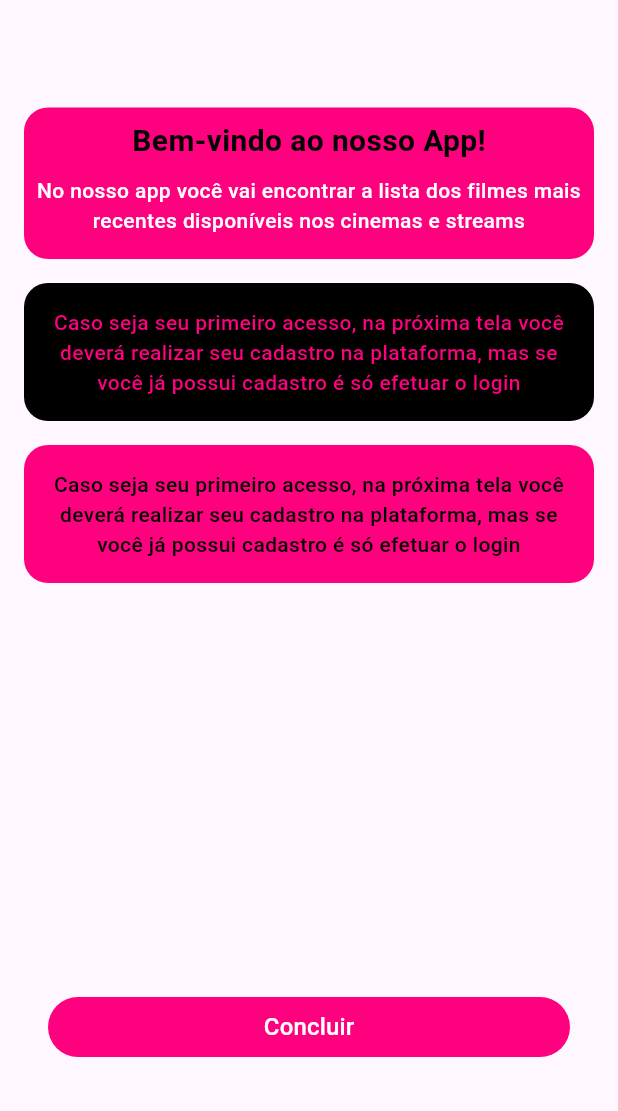
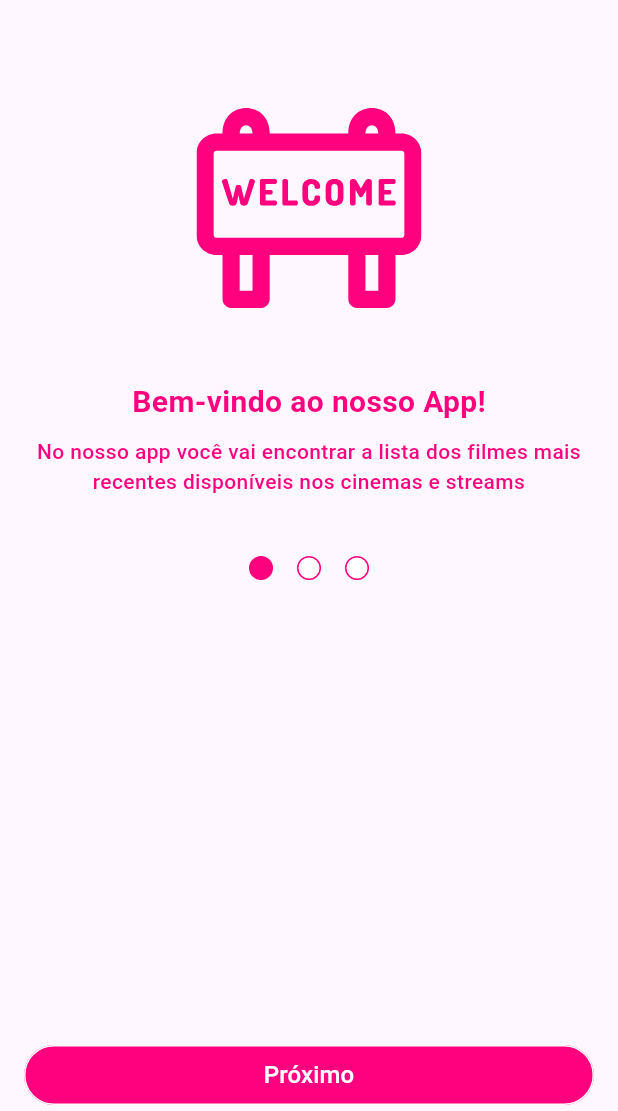
Before and after one commit to Maurilio-David/hanzo, a Flutter app: the screen it shows after launch, on a phone screen of 412 x 824 dp, the part 125-1236 px from its top. Run offline on Flutter 3.47's test engine with Material 3 defaults, Android fonts, the phone set to English and light mode, and no system bars; our stand-ins replace bloc, equatable, firebase_core, flutter_bloc, flutter_svg, shared_preferences; accounts and stored records are empty.

Commit message:
Add onboarding feature and authentication with Firebase
- Added new SVG assets for onboarding screens.
- Modified assets.dart to include new images.
- Updated strings.dart with new onboarding text.
- Implemented authentication bloc for user sign-in and sign-up.
- Created onboarding bloc to manage onboarding states and events.
- Reorganized bloc files, removing old onboarding bloc and adding new one.
- Updated main.dart to initialize Firebase and handle onboarding check.
- Refactored onboarding_screen.dart to use new onboarding bloc.
- Added progress widget for onboarding progress indication.
- Modified widgets and router for consistency with new features.
- Updated app colors and other minor theme adjustments.
- Updated pubspec.yaml and pubspec.lock to include new dependencies.

```diff
--- a/lib/consts/assets.dart
+++ b/lib/consts/assets.dart
@@ -1,3 +1,7 @@
 class Assets {
   static String logo = 'lib/assets/images/logo-hanzo.svg';
+  static String welcome = 'lib/assets/images/welcome-svgrepo-com.svg';
+  static String register =
+      'lib/assets/images/judicial-examination-svgrepo-com.svg';
+  static String movies = 'lib/assets/images/movie-svgrepo-com.svg';
 }
--- a/lib/consts/strings.dart
+++ b/lib/consts/strings.dart
@@ -6,7 +6,8 @@ class Strings {
       'Caso seja seu primeiro acesso, na próxima tela você deverá realizar seu cadastro na plataforma, mas se você já possui cadastro é só efetuar o login';
   static String instructionTwo =
       'Após se cadastrar e efetuar o login você já terá acesso a nossa lista de filmes com os principais destaques, caso você queira buscar por um filme específico poderá digitar no campo de busca';
-  static String next = 'Proxímo';
+  static String next = 'Próximo';
+  static String previous = 'Anterior';
   static String conclude = 'Concluir';
   static String enter = 'Entrar';
   static String enterWithGoogle = 'Entrar com Google';
--- /dev/null
+++ b/lib/data/blocs/auth/auth.dart
@@ -0,0 +1,3 @@
+export 'auth_bloc.dart';
+export 'auth_event.dart';
+export 'auth_state.dart';
--- /dev/null
+++ b/lib/data/blocs/blocs.dart
@@ -0,0 +1,2 @@
+export 'auth/auth.dart';
+export 'onboarding/onboarding.dart';
--- /dev/null
+++ b/lib/data/blocs/onboarding/onboarding.dart
@@ -0,0 +1 @@
+export 'onboarding_bloc.dart';
--- /dev/null
+++ b/lib/data/blocs/onboarding/onboarding_bloc.dart
@@ -0,0 +1,25 @@
+import 'package:bloc/bloc.dart';
+import 'package:equatable/equatable.dart';
+import 'package:shared_preferences/shared_preferences.dart';
+
+part 'onboarding_event.dart';
+part 'onboarding_state.dart';
+
+class OnboardingBloc extends Bloc<OnboardingEvent, OnboardingState> {
+  OnboardingBloc() : super(const ShowOnboarding(0)) {
+    completedOnboarding() async {
+      final prefs = await SharedPreferences.getInstance();
+      await prefs.setBool('onboardingComplete', true);
+      print('chamou');
+    }
+
+    on<ControllerPage>((event, emit) {
+      emit(const LoadingOnboarding());
+      emit(ShowOnboarding(event.page));
+    });
+
+    on<CompletedOnboarding>((event, emit) {
+      completedOnboarding();
+    });
+  }
+}
--- /dev/null
+++ b/lib/data/blocs/onboarding/onboarding_event.dart
@@ -0,0 +1,15 @@
+part of 'onboarding_bloc.dart';
+
+abstract class OnboardingEvent extends Equatable {
+  const OnboardingEvent();
+  @override
+  List<Object> get props => [];
+}
+
+class ControllerPage extends OnboardingEvent {
+  final int page;
+
+  const ControllerPage({required this.page});
+}
+
+class CompletedOnboarding extends OnboardingEvent {}
--- /dev/null
+++ b/lib/data/blocs/onboarding/onboarding_state.dart
@@ -0,0 +1,17 @@
+part of 'onboarding_bloc.dart';
+
+abstract class OnboardingState extends Equatable {
+  const OnboardingState();
+  @override
+  List<Object> get props => [];
+}
+
+class ShowOnboarding extends OnboardingState {
+  final int page;
+
+  const ShowOnboarding(this.page) : super();
+}
+
+class LoadingOnboarding extends OnboardingState {
+  const LoadingOnboarding() : super();
+}
--- a/lib/main.dart
+++ b/lib/main.dart
@@ -1,5 +1,7 @@
 import 'package:flutter/material.dart';
 import 'package:firebase_core/firebase_core.dart';
+import 'package:flutter_bloc/flutter_bloc.dart';
+import 'data/blocs/blocs.dart';
 import 'firebase_options.dart';
 import 'router/app_router.dart';
 
@@ -23,14 +25,21 @@ class MyApp extends StatelessWidget {
 
   @override
   Widget build(BuildContext context) {
-    return MaterialApp(
-      debugShowCheckedModeBanner: false,
-      title: 'Flutter Demo',
-      theme: ThemeData(
-        colorScheme: ColorScheme.fromSeed(seedColor: Colors.deepPurple),
-        useMaterial3: true,
+    return MultiBlocProvider(
+      providers: [
+        BlocProvider(
+          create: (context) => OnboardingBloc(),
+        ),
+      ],
+      child: MaterialApp(
+        debugShowCheckedModeBanner: false,
+        title: 'Hanzo',
+        theme: ThemeData(
+          colorScheme: ColorScheme.fromSeed(seedColor: Colors.deepPurple),
+          useMaterial3: true,
+        ),
+        onGenerateRoute: appRouter.onGenerateRoute,
       ),
-      onGenerateRoute: appRouter.onGenerateRoute,
     );
   }
 }
--- a/lib/pages/onboarding/onboarding_screen.dart
+++ b/lib/pages/onboarding/onboarding_screen.dart
@@ -1,89 +1,167 @@
 import 'package:flutter/material.dart';
+import 'package:flutter_bloc/flutter_bloc.dart';
 import 'package:flutter_svg/flutter_svg.dart';
-import 'package:shared_preferences/shared_preferences.dart';
+
+import '../../data/blocs/blocs.dart';
+import '../../consts/consts.dart';
+import '../../theme/theme.dart';
 
 import '../pages.dart';
 
-import '../../consts/consts.dart';
-import '../../theme/theme.dart';
-
 class OnboardingScreen extends StatelessWidget {
   const OnboardingScreen({super.key});
-
-  Future<void> _completeOnboarding(BuildContext context) async {
-    final prefs = await SharedPreferences.getInstance();
-    await prefs.setBool('onboardingComplete', true);
-    Navigator.pushReplacementNamed(context, '/singIn');
-  }
 
   @override
   Widget build(BuildContext context) {
     return Scaffold(
       body: SafeArea(
-        child: CustomScrollView(
+        child: BlocBuilder<OnboardingBloc, OnboardingState>(
+            bloc: context.read<OnboardingBloc>(),
+            builder: (context, state) {
+              if (state is ShowOnboarding) {
+                return CustomScrollView(
                   physics: const BouncingScrollPhysics(),
                   slivers: [
                     SliverPadding(
-              padding: const EdgeInsets.symmetric(horizontal: 16, vertical: 32),
-              sliver: SliverList.list(
-                children: [
+                      padding: const EdgeInsets.symmetric(
+                          horizontal: 16, vertical: 32),
+                      sliver: SliverList(
+                        delegate: SliverChildListDelegate(
+                          [
                             SvgPicture.asset(
                               Assets.logo,
                             ),
                           ],
                         ),
                       ),
+                    ),
                     SliverPadding(
-              padding: const EdgeInsets.symmetric(horizontal: 16, vertical: 32),
-              sliver: SliverList.list(
+                      padding: const EdgeInsets.symmetric(
+                          horizontal: 16, vertical: 32),
+                      sliver: SliverList(
+                        delegate: SliverChildListDelegate(
+                          [
+                            if (state.page == 0) ...[
+                              Center(
+                                child: Column(
+                                  mainAxisAlignment: MainAxisAlignment.center,
+                                  crossAxisAlignment:
+                                      CrossAxisAlignment.stretch,
                                   children: [
+                                    SvgPicture.asset(
+                                      Assets.welcome,
+                                      width: 150,
+                                    ),
+                                    const SizedBox(height: 24),
+                                    CardWidget(
+                                      color: transparent,
+                                      title: Strings.welcome,
+                                      titleColor: primaryColor,
+                                      subtitle: Strings.descriptionApp,
+                                      subTitleColor: primaryColor,
+                                    ),
+                                    const SizedBox(height: 16),
+                                    const ProgressWidget(
+                                      progress: 1,
+                                    ),
+                                  ],
+                                ),
+                              ),
+                            ] else if (state.page == 1) ...[
                               Center(
                                 child: Column(
                                   mainAxisAlignment: MainAxisAlignment.center,
                                   children: [
+                                    SvgPicture.asset(
+                                      Assets.register,
+                                      width: 150,
+                                    ),
+                                    const SizedBox(height: 24),
                                     CardWidget(
-                          title: Strings.welcome,
-                          titleColor: darkColor,
-                          subtitle: Strings.descriptionApp,
-                          subTitleColor: secondaryColor,
-                        ),
-                        CardWidget(
-                          color: darkColor,
+                                      color: transparent,
                                       subtitle: Strings.instructionOne,
                                       subTitleColor: primaryColor,
                                     ),
+                                    const SizedBox(height: 16),
+                                    const ProgressWidget(
+                                      progress: 2,
+                                    ),
+                                  ],
+                                ),
+                              )
+                            ] else if (state.page == 2) ...[
+                              Center(
+                                child: Column(
+                                  mainAxisAlignment: MainAxisAlignment.center,
+                                  children: [
+                                    SvgPicture.asset(
+                                      Assets.movies,
+                                      width: 150,
+                                    ),
+                                    const SizedBox(height: 24),
                                     CardWidget(
-                          subtitle: Strings.instructionOne,
-                          subTitleColor: darkColor,
+                                      color: transparent,
+                                      subtitle: Strings.instructionTwo,
+                                      subTitleColor: primaryColor,
+                                    ),
+                                    const SizedBox(height: 16),
+                                    const ProgressWidget(
+                                      progress: 3,
                                     ),
                                   ],
                                 ),
                               ),
                             ],
+                          ],
+                        ),
                       ),
                     ),
                     SliverPadding(
-              padding: const EdgeInsets.all(16),
+                      padding: const EdgeInsets.symmetric(
+                          horizontal: 16, vertical: 8),
                       sliver: SliverFillRemaining(
                         hasScrollBody: false,
-                child: Padding(
-                  padding:
-                      const EdgeInsets.symmetric(horizontal: 16, vertical: 32),
                         child: Column(
                           mainAxisAlignment: MainAxisAlignment.end,
                           crossAxisAlignment: CrossAxisAlignment.stretch,
                           children: [
                             Cbutton(
-                        text: Strings.conclude,
-                        onPressed: () => _completeOnboarding(context),
-                      )
+                              text: state.page == 2
+                                  ? Strings.conclude
+                                  : Strings.next,
+                              onPressed: state.page == 2
+                                  ? () {
+                                      context.read<OnboardingBloc>().add(
+                                            CompletedOnboarding(),
+                                          );
+                                      Navigator.pushReplacementNamed(
+                                          context, '/singIn');
+                                    }
+                                  : () => context.read<OnboardingBloc>().add(
+                                        ControllerPage(page: state.page + 1),
+                                      ),
+                            ),
+                            if (state.page > 0)
+                              Cbutton(
+                                text: Strings.previous,
+                                onPressed: () =>
+                                    context.read<OnboardingBloc>().add(
+                                          ControllerPage(page: state.page - 1),
+                                        ),
+                                secondButton: true,
+                              ),
                           ],
                         ),
                       ),
                     ),
-            )
                   ],
-        ),
+                );
+              } else {
+                return const Center(
+                  child: CircularProgressIndicator(),
+                );
+              }
+            }),
       ),
     );
   }
--- /dev/null
+++ b/lib/pages/onboarding/widgets/progress_widget.dart
@@ -0,0 +1,48 @@
+import 'package:flutter/material.dart';
+
+import '../../../theme/theme.dart';
+
+class ProgressWidget extends StatelessWidget {
+  const ProgressWidget({super.key, required this.progress});
+
+  final int progress;
+
+  @override
+  Widget build(BuildContext context) {
+    return Row(
+      mainAxisAlignment: MainAxisAlignment.center,
+      children: [
+        Container(
+          margin: const EdgeInsets.symmetric(horizontal: 8),
+          height: 16,
+          width: 16,
+          decoration: BoxDecoration(
+            color: progress == 1 ? primaryColor : secondaryColor,
+            border: Border.all(color: primaryColor),
+            borderRadius: BorderRadius.circular(50),
+          ),
+        ),
+        Container(
+          margin: const EdgeInsets.symmetric(horizontal: 8),
+          height: 16,
+          width: 16,
+          decoration: BoxDecoration(
+            color: progress == 2 ? primaryColor : secondaryColor,
+            border: Border.all(color: primaryColor),
+            borderRadius: BorderRadius.circular(50),
+          ),
+        ),
+        Container(
+          margin: const EdgeInsets.symmetric(horizontal: 8),
+          height: 16,
+          width: 16,
+          decoration: BoxDecoration(
+            color: progress == 3 ? primaryColor : secondaryColor,
+            border: Border.all(color: primaryColor),
+            borderRadius: BorderRadius.circular(50),
+          ),
+        ),
+      ],
+    );
+  }
+}
--- a/lib/pages/onboarding/widgets/widgets.dart
+++ b/lib/pages/onboarding/widgets/widgets.dart
@@ -1 +1,2 @@
 export 'card_widget.dart';
+export 'progress_widget.dart';
--- a/lib/pages/widgets/cbutton.dart
+++ b/lib/pages/widgets/cbutton.dart
@@ -3,17 +3,25 @@ import 'package:flutter/material.dart';
 import '../../theme/theme.dart';
 
 class Cbutton extends StatelessWidget {
-  const Cbutton({super.key, required this.text, required this.onPressed});
+  const Cbutton(
+      {super.key,
+      required this.text,
+      required this.onPressed,
+      this.secondButton = false});
 
   final String text;
   final VoidCallback? onPressed;
+  final bool secondButton;
 
   @override
   Widget build(BuildContext context) {
     return ElevatedButton(
       style: ElevatedButton.styleFrom(
-        backgroundColor: primaryColor,
-        foregroundColor: secondaryColor,
+        backgroundColor: secondButton ? secondaryColor : primaryColor,
+        side: BorderSide(
+          width: 1,
+          color: secondButton ? primaryColor : secondaryColor,
+        ),
         elevation: 0,
       ),
       onPressed: onPressed,
@@ -22,7 +30,9 @@ class Cbutton extends StatelessWidget {
         children: [
           Text(
             text,
-            style: AppTextStyle.subTitleH1.copyWith(fontSize: 16),
+            style: AppTextStyle.subTitleH1
+                .copyWith(fontSize: 16)
+                .copyWith(color: secondButton ? primaryColor : secondaryColor),
           ),
         ],
       ),
--- a/lib/router/app_router.dart
+++ b/lib/router/app_router.dart
@@ -7,8 +7,7 @@ class AppRouter {
     switch (routeSettings.name) {
       case '/':
         return MaterialPageRoute<OnboardingScreen>(
-          builder: (ctx) => const OnboardingScreen(),
-        );
+            builder: (ctx) => const OnboardingScreen());
       case '/singIn':
         return MaterialPageRoute<SinginScreen>(
           builder: (ctx) => SinginScreen(),
--- a/lib/theme/app_colors.dart
+++ b/lib/theme/app_colors.dart
@@ -3,3 +3,4 @@ import 'package:flutter/material.dart';
 Color primaryColor = const Color(0XFFff007f);
 Color secondaryColor = Colors.white;
 Color darkColor = Colors.black;
+Color transparent = Colors.transparent;
--- a/pubspec.yaml
+++ b/pubspec.yaml
@@ -18,6 +18,7 @@ dependencies:
   shimmer: ^3.0.0
   cloud_firestore: ^5.2.0
   flutter_svg: ^2.0.10+1
+  bloc: ^8.1.4
 
 dev_dependencies:
   flutter_lints: ^4.0.0
@@ -29,3 +30,6 @@ flutter:
 
   assets:
     - lib/assets/images/logo-hanzo.svg
+    - lib/assets/images/welcome-svgrepo-com.svg
+    - lib/assets/images/judicial-examination-svgrepo-com.svg
+    - lib/assets/images/movie-svgrepo-com.svg
```
Also changed, not shown: lib/assets/images/judicial-examination-svgrepo-com.svg (added), lib/assets/images/movie-svgrepo-com.svg (added), lib/assets/images/welcome-svgrepo-com.svg (added), lib/data/blocs/onbording/onbording_bloc.dart (deleted), pubspec.lock. Lines whose indentation alone changed are shown as unchanged.
